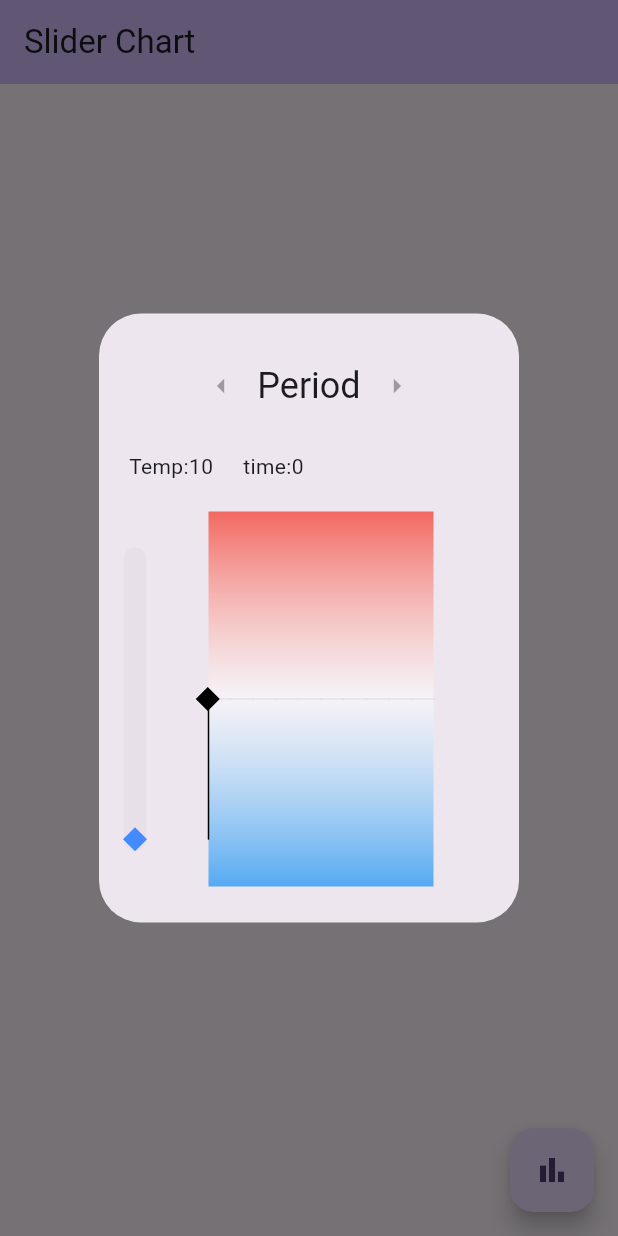
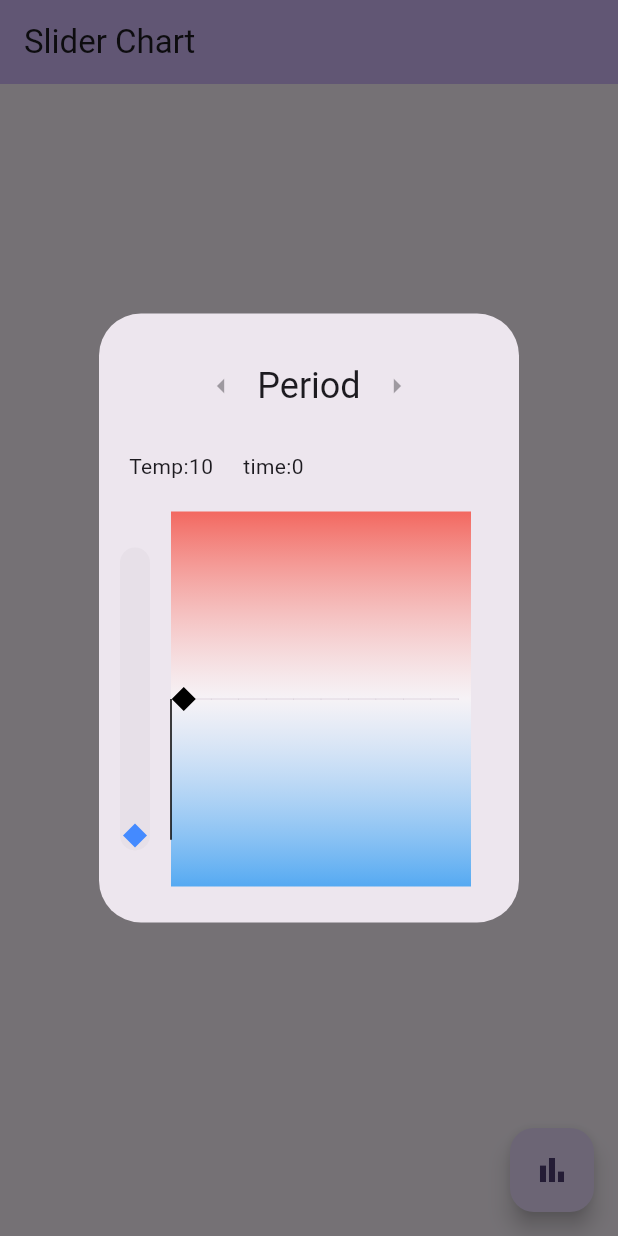
Before and after one commit to CHOIGOYO/Flutter_slider_chart_dialog, a Flutter app: the screen it shows after launch, after a tap on the "bar chart" icon, on a phone screen of 412 x 824 dp. Run offline on Flutter 3.47's test engine with Material 2 defaults, Android fonts, the phone set to English and light mode, and no system bars.

Commit message:
slider padding 제거

```diff
--- a/lib/main.dart
+++ b/lib/main.dart
@@ -32,6 +32,7 @@ class MyHomePage extends StatefulWidget {
 
 class _MyHomePageState extends State<MyHomePage> {
   // 시간 (가로) , 온도 (세로)
+  // TODO: programController.myTemp , programController.myTime 으로
   double myTime = 0;
   double myTemp = 10.0;
 
@@ -80,6 +81,7 @@ class _MyHomePageState extends State<MyHomePage> {
                       ),
                       content: Column(
                         mainAxisSize: MainAxisSize.min,
+                        mainAxisAlignment: MainAxisAlignment.center,
                         children: [
                           Padding(
                             padding: const EdgeInsets.all(20.0),
@@ -103,7 +105,7 @@ class _MyHomePageState extends State<MyHomePage> {
                                   child: SliderTheme(
                                     data: SliderThemeData(
                                         thumbShape: const SliderThumbShape(),
-                                        trackHeight: 15,
+                                        trackHeight: 20,
                                         activeTrackColor: myTemp <= 30
                                             ? const Color.fromARGB(
                                                 94, 68, 137, 255)
@@ -121,7 +123,7 @@ class _MyHomePageState extends State<MyHomePage> {
                                         onChanged: (vlaue) {
                                           setState(() {
                                             myTemp = vlaue;
-                                            print(myTemp);
+                                            // print(myTemp);
                                           });
                                         }),
                                   ),
@@ -129,44 +131,36 @@ class _MyHomePageState extends State<MyHomePage> {
                                 Stack(children: [
                                   SizedBox(
                                     width: 200,
-                                    child: Column(
-                                      children: [
-                                        Expanded(
+                                    child: Expanded(
                                       child: Container(
-                                            // height: 80,
-                                            width: 150,
                                         decoration: const BoxDecoration(
                                             gradient: LinearGradient(
                                           begin: Alignment.topCenter,
                                           end: Alignment.bottomCenter,
                                           colors: [
-                                                Color.fromARGB(
-                                                    197, 244, 67, 54),
-                                                Color.fromARGB(
-                                                    125, 255, 255, 255),
-                                                Color.fromARGB(
-                                                    190, 33, 149, 243),
+                                            Color.fromARGB(197, 244, 67, 54),
+                                            Color.fromARGB(125, 255, 255, 255),
+                                            Color.fromARGB(190, 33, 149, 243),
                                           ],
                                         )),
                                         child: CustomPaint(
                                           size: const Size(
                                               200, 250), // 그래픽의 크기 조정
-                                              painter:
-                                                  ChartPainter(myTime, myTemp),
+                                          painter: ChartPainter(myTime, myTemp),
                                         ),
                                       ),
-                                        ),
-                                      ],
                                     ),
                                   ),
                                   SizedBox(
                                     width: 200,
                                     child: SliderTheme(
-                                      data: const SliderThemeData(
+                                      data: SliderThemeData(
                                           trackHeight: 1,
-                                          thumbShape: SliderThumbShape(),
-                                          thumbColor:
-                                              Color.fromARGB(255, 0, 0, 0),
+                                          thumbShape: const SliderThumbShape(),
+                                          overlayShape:
+                                              SliderComponentShape.noOverlay,
+                                          thumbColor: const Color.fromARGB(
+                                              255, 0, 0, 0),
                                           overlayColor: Colors.transparent),
                                       child: Slider(
                                           //시간 슬라이더
@@ -181,7 +175,7 @@ class _MyHomePageState extends State<MyHomePage> {
                                           }),
                                     ),
                                   ),
-                                ])
+                                ]),
                               ],
                             ),
                           ),
```
Lines whose indentation alone changed are shown as unchanged.
